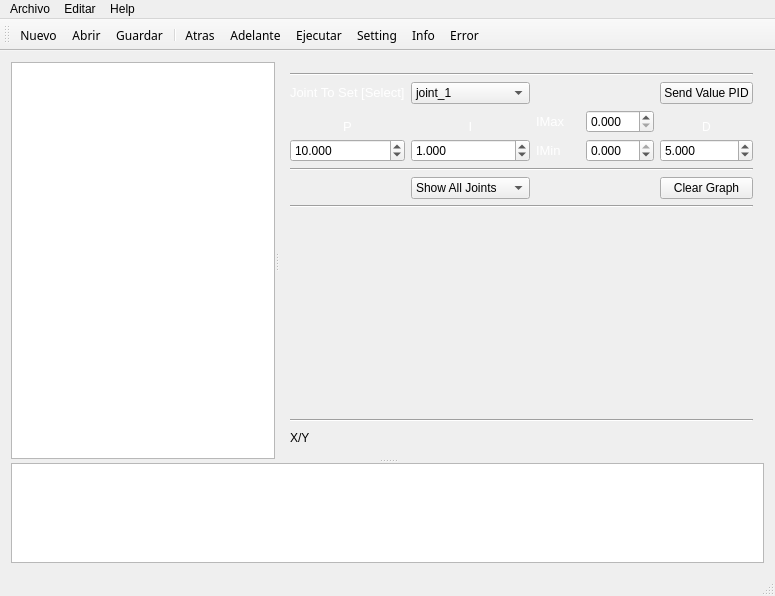
myalfred03/interpreter_gui_gz, file ui/mainwindow.ui: the form before one commit.
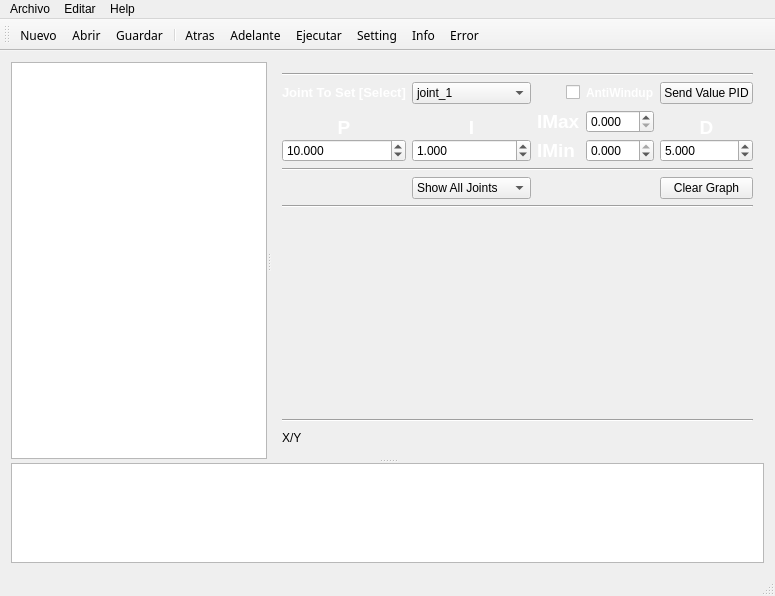
The form after the commit. Icons and pictures are not drawn. Custom widgets are drawn as their Qt base class.

Patch:
```diff
--- a/ui/mainwindow.ui
+++ b/ui/mainwindow.ui
@@ -137,7 +137,7 @@
             </size>
            </property>
            <property name="text">
-            <string>&lt;html&gt;&lt;head/&gt;&lt;body&gt;&lt;p&gt;&lt;span style=&quot; font-size:9pt; color:#ffffff;&quot;&gt;D&lt;/span&gt;&lt;/p&gt;&lt;/body&gt;&lt;/html&gt;</string>
+            <string>&lt;html&gt;&lt;head/&gt;&lt;body&gt;&lt;p&gt;&lt;span style=&quot; font-size:14pt; font-weight:600; color:#ffffff;&quot;&gt;D&lt;/span&gt;&lt;/p&gt;&lt;/body&gt;&lt;/html&gt;</string>
            </property>
            <property name="alignment">
             <set>Qt::AlignCenter</set>
@@ -190,7 +190,7 @@
             </size>
            </property>
            <property name="text">
-            <string>&lt;html&gt;&lt;head/&gt;&lt;body&gt;&lt;p&gt;&lt;span style=&quot; font-size:10pt; color:#ffffff;&quot;&gt;I&lt;/span&gt;&lt;/p&gt;&lt;/body&gt;&lt;/html&gt;</string>
+            <string>&lt;html&gt;&lt;head/&gt;&lt;body&gt;&lt;p&gt;&lt;span style=&quot; font-size:14pt; font-weight:600; color:#ffffff;&quot;&gt;I&lt;/span&gt;&lt;/p&gt;&lt;/body&gt;&lt;/html&gt;</string>
            </property>
            <property name="alignment">
             <set>Qt::AlignCenter</set>
@@ -218,7 +218,7 @@
             </size>
            </property>
            <property name="text">
-            <string>&lt;html&gt;&lt;head/&gt;&lt;body&gt;&lt;p&gt;&lt;span style=&quot; font-size:10pt; color:#ffffff;&quot;&gt;P&lt;/span&gt;&lt;/p&gt;&lt;/body&gt;&lt;/html&gt;</string>
+            <string>&lt;html&gt;&lt;head/&gt;&lt;body&gt;&lt;p&gt;&lt;span style=&quot; font-size:14pt; font-weight:600; color:#ffffff;&quot;&gt;P&lt;/span&gt;&lt;/p&gt;&lt;/body&gt;&lt;/html&gt;</string>
            </property>
            <property name="alignment">
             <set>Qt::AlignCenter</set>
@@ -373,7 +373,7 @@
          <item row="1" column="0">
           <widget class="QLabel" name="label_5">
            <property name="text">
-            <string>&lt;html&gt;&lt;head/&gt;&lt;body&gt;&lt;p&gt;&lt;span style=&quot; font-size:10pt; color:#ffffff;&quot;&gt;Joint To Set [Select]&lt;/span&gt;&lt;/p&gt;&lt;/body&gt;&lt;/html&gt;</string>
+            <string>&lt;html&gt;&lt;head/&gt;&lt;body&gt;&lt;p&gt;&lt;span style=&quot; font-size:10pt; font-weight:600; color:#ffffff;&quot;&gt;Joint To Set [Select]&lt;/span&gt;&lt;/p&gt;&lt;/body&gt;&lt;/html&gt;</string>
            </property>
           </widget>
          </item>
@@ -403,14 +403,34 @@
          <item row="2" column="2">
           <widget class="QLabel" name="label_6">
            <property name="text">
-            <string>&lt;html&gt;&lt;head/&gt;&lt;body&gt;&lt;p&gt;&lt;span style=&quot; font-size:10pt; color:#ffffff;&quot;&gt;IMax&lt;/span&gt;&lt;/p&gt;&lt;/body&gt;&lt;/html&gt;</string>
+            <string>&lt;html&gt;&lt;head/&gt;&lt;body&gt;&lt;p&gt;&lt;span style=&quot; font-size:14pt; font-weight:600; color:#ffffff;&quot;&gt;IMax&lt;/span&gt;&lt;/p&gt;&lt;/body&gt;&lt;/html&gt;</string>
            </property>
           </widget>
          </item>
          <item row="3" column="2">
           <widget class="QLabel" name="label_7">
            <property name="text">
-            <string>&lt;html&gt;&lt;head/&gt;&lt;body&gt;&lt;p&gt;&lt;span style=&quot; font-size:10pt; color:#ffffff;&quot;&gt;IMin&lt;/span&gt;&lt;/p&gt;&lt;/body&gt;&lt;/html&gt;</string>
+            <string>&lt;html&gt;&lt;head/&gt;&lt;body&gt;&lt;p&gt;&lt;span style=&quot; font-size:14pt; font-weight:600; color:#ffffff;&quot;&gt;IMin&lt;/span&gt;&lt;/p&gt;&lt;/body&gt;&lt;/html&gt;</string>
+           </property>
+          </widget>
+         </item>
+         <item row="1" column="2">
+          <widget class="QCheckBox" name="checkBox">
+           <property name="maximumSize">
+            <size>
+             <width>20</width>
+             <height>16777215</height>
+            </size>
+           </property>
+           <property name="layoutDirection">
+            <enum>Qt::RightToLeft</enum>
+           </property>
+          </widget>
+         </item>
+         <item row="1" column="3">
+          <widget class="QLabel" name="label_8">
+           <property name="text">
+            <string>&lt;html&gt;&lt;head/&gt;&lt;body&gt;&lt;p&gt;&lt;span style=&quot; font-weight:600; color:#ffffff;&quot;&gt;AntiWindup&lt;/span&gt;&lt;/p&gt;&lt;/body&gt;&lt;/html&gt;</string>
            </property>
           </widget>
          </item>
@@ -436,6 +456,8 @@
         <zorder>doubleSpinBox_5</zorder>
         <zorder>label_6</zorder>
         <zorder>label_7</zorder>
+        <zorder>checkBox</zorder>
+        <zorder>label_8</zorder>
        </widget>
       </widget>
       <widget class="Console" name="outputText">
```
